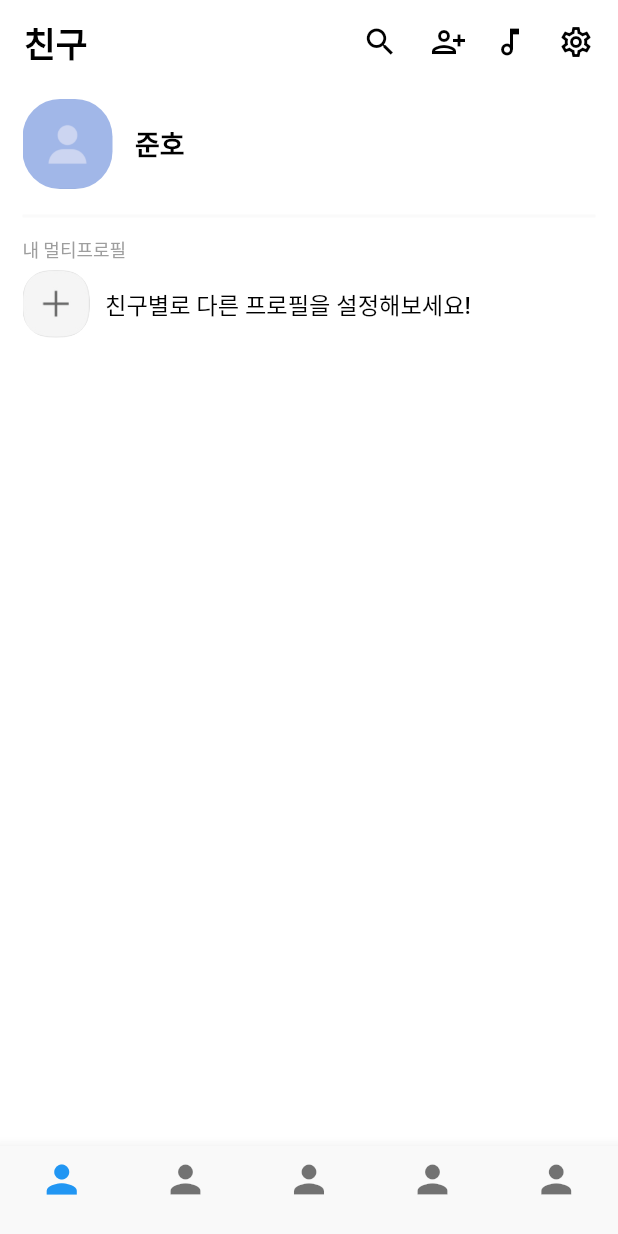
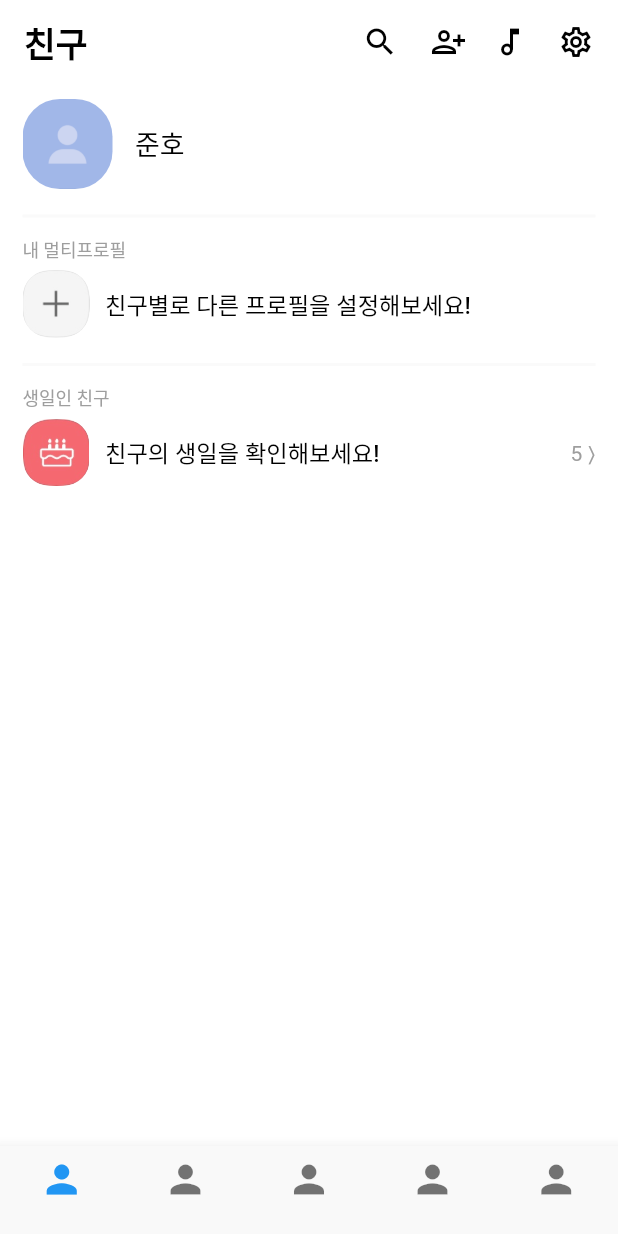
Before and after one commit to duffyishere/kakaotalk, a Flutter app: the screen it shows after launch, on a phone screen of 412 x 824 dp. Run offline on Flutter 3.47's test engine with Material 2 defaults, Android fonts, the phone set to English and light mode, and no system bars.

Commit message:
design: add birthday friends rows

```diff
--- a/lib/main.dart
+++ b/lib/main.dart
@@ -41,9 +41,7 @@ class MyApp extends StatelessWidget {
           backgroundColor: Colors.white,
           elevation: 0,
         ),
-        body: Column(
-          children: [
-            Container(
+        body: Container(
           child: Padding(
             padding: const EdgeInsets.fromLTRB(15, 10, 15, 0),
             child: Column(
@@ -57,15 +55,15 @@ class MyApp extends StatelessWidget {
                       ),
                     ),
                     SizedBox(width: 15,),
-                        Text("준호", style: TextStyle(color: Colors.black, fontWeight: FontWeight.bold, fontSize: 18),),
+                    Text("준호", style: TextStyle(color: Colors.black, fontWeight: FontWeight.w500, fontSize: 18),),
                   ],
                 ),
                 SizedBox(height: 10,),
                 Divider(thickness: 2, color: Color(0xfffafafa),),
                 SizedBox(height: 5,),
                 Row(
-                      children: [
-                        Text("내 멀티프로필", style: TextStyle(color: Colors.grey, fontWeight: FontWeight.w200, fontSize: 12),),
+                  children: const [
+                    Text("내 멀티프로필", style: TextStyle(color: Colors.grey, fontWeight: FontWeight.w100, fontSize: 12),),
                   ],
                 ),
                 SizedBox(height: 5,),
@@ -81,12 +79,39 @@ class MyApp extends StatelessWidget {
                     SizedBox(width: 10,),
                     Text("친구별로 다른 프로필을 설정해보세요!", style: TextStyle(color: Colors.black, fontWeight: FontWeight.w500, fontSize: 15.5),),
                   ],
+                ),
+                SizedBox(height: 10,),
+                Divider(thickness: 2, color: Color(0xfffafafa),),
+                SizedBox(height: 5,),
+                Row(
+                  children: const [
+                    Text("생일인 친구", style: TextStyle(color: Colors.grey, fontWeight: FontWeight.w100, fontSize: 12),),
+                  ],
+                ),
+                SizedBox(height: 5,),
+                Row(
+                  mainAxisAlignment: MainAxisAlignment.spaceBetween,
+                  children: [
+                    Container(
+                      child: Row(
+                        children: [
+                          ClipRRect(
+                            borderRadius: BorderRadius.circular(18.0),
+                            child: Image.asset('assets/birthday_cake.jpg', width: 45, height: 45, ),
+                          ),
+                          SizedBox(width: 10,),
+                          Text("친구의 생일을 확인해보세요!", style: TextStyle(color: Colors.black, fontWeight: FontWeight.w500, fontSize: 15.5),),
+                        ],
+                      ),
+                    ),
+                    Container(
+                      child: Text("5 ⟩", style: TextStyle(color: Colors.grey),)
                     )
                   ],
                 ),
+              ],
             ),
           ),
-          ],
         ),
         bottomNavigationBar: BottomNavigationBar(
               type: BottomNavigationBarType.fixed,
```
Also changed, not shown: assets/birthday_cake.jpg (added), assets/profile1.jpg (added). Lines whose indentation alone changed are shown as unchanged.
